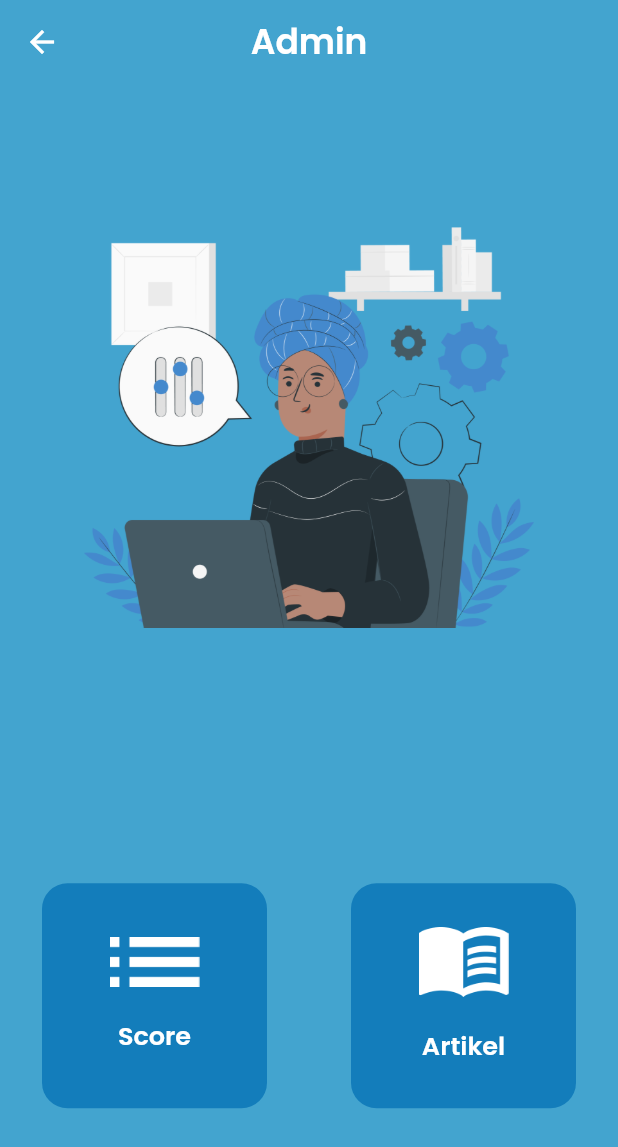
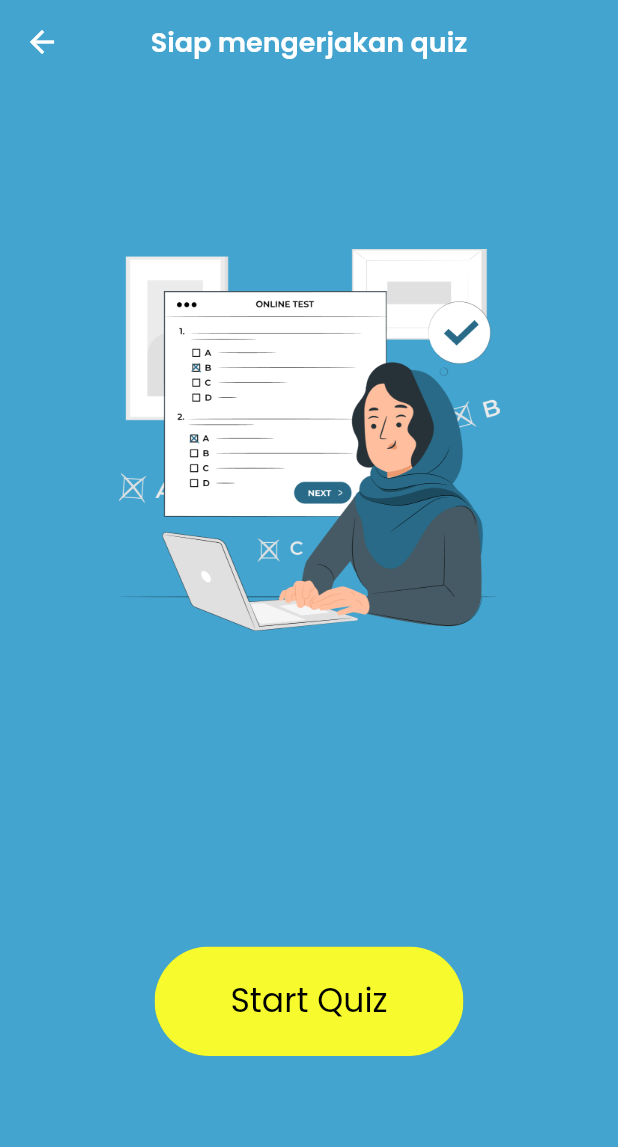
Before and after one commit to rajuwahyudii/Si-Penting-flutter, a Flutter app: the screen it shows after launch, after a tap on the "arrow back" icon, on a phone screen of 412 x 824 dp. Shown: the top 1147 px of the screen. Run offline on Flutter 3.47's test engine with Material 2 defaults, Android fonts, the light colour scheme and no system bars; our stand-ins replace google_fonts.

Commit message:
add page quiz

```diff
--- a/lib/pages/menu.dart
+++ b/lib/pages/menu.dart
@@ -1,4 +1,5 @@
 import 'package:flutter/material.dart';
+import 'package:flutter/rendering.dart';
 import 'package:google_fonts/google_fonts.dart';
 import 'package:stunting/theme/color.dart';
 
--- /dev/null
+++ b/lib/pages/quiz/start_quiz.dart
@@ -0,0 +1,54 @@
+import 'package:flutter/material.dart';
+import 'package:google_fonts/google_fonts.dart';
+import 'package:stunting/theme/color.dart';
+import 'package:stunting/widgets/button.dart';
+
+class StartQuiz extends StatelessWidget {
+  const StartQuiz({Key? key}) : super(key: key);
+
+  @override
+  Widget build(BuildContext context) {
+    Size size = MediaQuery.of(context).size;
+    return Scaffold(
+      backgroundColor: backgroundColor,
+      appBar: AppBar(
+        leading: IconButton(
+          icon: const Icon(
+            Icons.arrow_back,
+          ),
+          onPressed: () {},
+        ),
+        backgroundColor: backgroundColor,
+        title: Text(
+          'Siap mengerjakan quiz',
+          style: GoogleFonts.poppins(
+            fontSize: 18,
+            fontWeight: FontWeight.w600,
+            color: Colors.white,
+          ),
+        ),
+        centerTitle: true,
+      ),
+      body: Container(
+        padding: const EdgeInsets.all(10),
+        width: size.width,
+        height: size.height,
+        child: Column(
+          mainAxisAlignment: MainAxisAlignment.spaceAround,
+          children: <Widget>[
+            Image.asset(
+              'assets/images/quis.png',
+              width: 254,
+            ),
+            CustomButtonWidget(
+              text: 'Start Quiz',
+              press: () {},
+              buttonColor: yellowButtonColor,
+              textColor: Colors.black,
+            )
+          ],
+        ),
+      ),
+    );
+  }
+}
--- a/lib/pages/splash.dart
+++ b/lib/pages/splash.dart
@@ -3,6 +3,8 @@ import 'dart:async';
 import 'package:flutter/material.dart';
 import 'package:stunting/pages/admin/admin.dart';
 import 'package:stunting/pages/admin/artikel_admin.dart';
+import 'package:stunting/pages/menu.dart';
+import 'package:stunting/pages/quiz/start_quiz.dart';
 import 'package:stunting/theme/color.dart';
 import 'package:stunting/theme/font.dart';
 
@@ -26,7 +28,7 @@ class _SplashScreenState extends State<SplashScreen> {
   void onDone() {
     Navigator.of(context).pushReplacement(
       MaterialPageRoute(
-        builder: (context) => const ArtikelAdmin(),
+        builder: (context) => const StartQuiz(),
       ),
     );
   }
```
